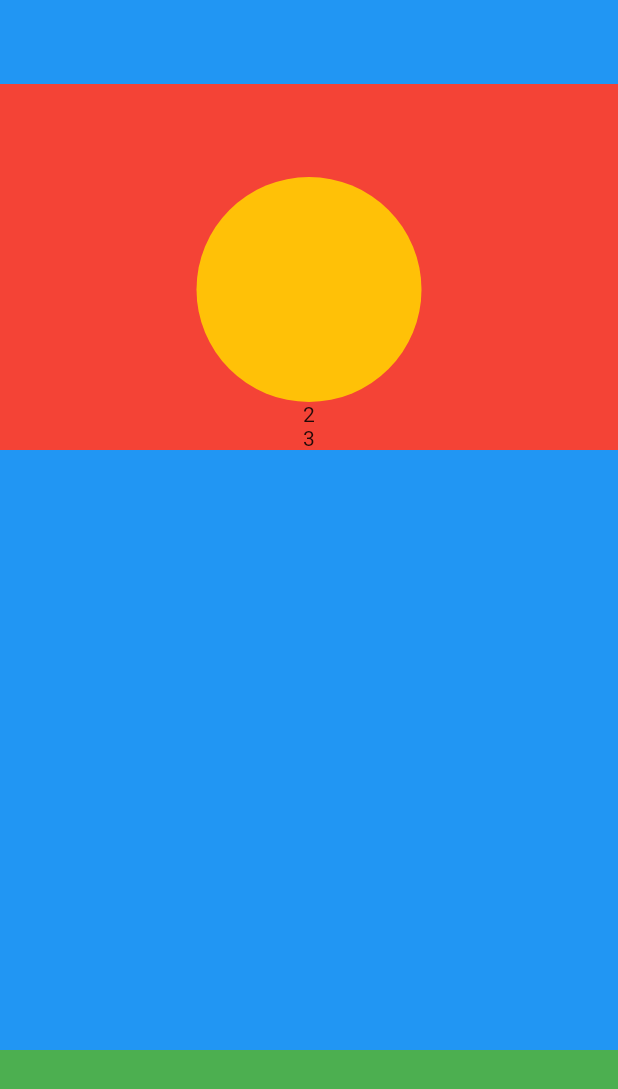
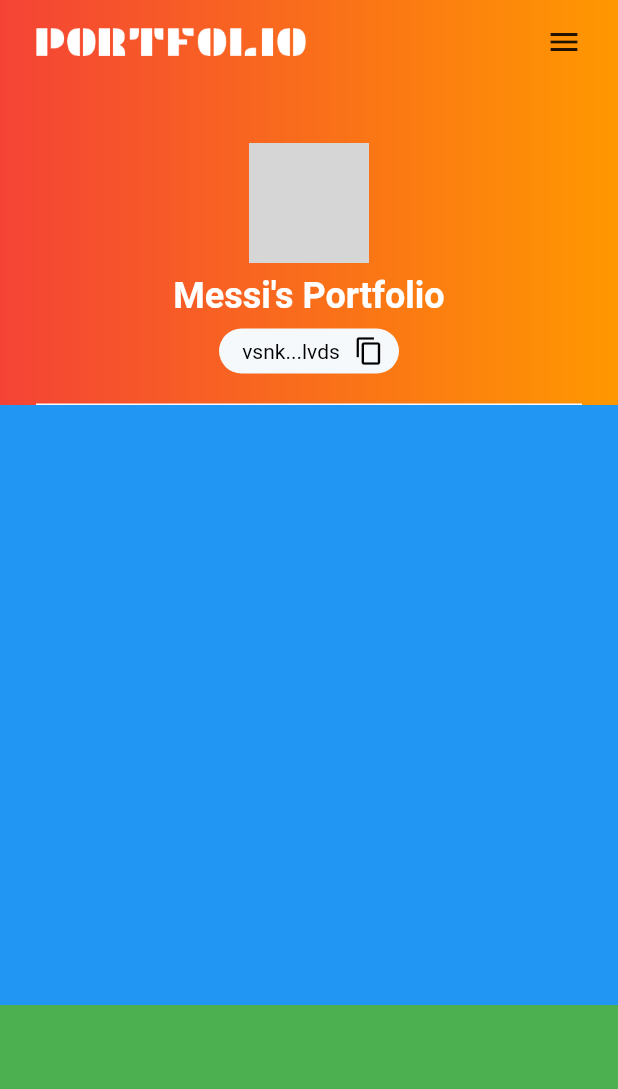
Before and after one commit to 111coding/flutter_sliver_test, a Flutter app: the EasySliverPage screen opened by its route, on a phone screen of 412 x 824 dp. Shown: the top 1089 px of the screen. Run offline on Flutter 3.47's test engine with Material 2 defaults, Android fonts, the phone set to English and light mode, and no system bars; network calls fail; grey boxes are pictures that could not be loaded.

Commit message:
Easy Done

```diff
--- a/lib/const/color_pallete.dart
+++ b/lib/const/color_pallete.dart
@@ -2,6 +2,6 @@
 import 'package:sliver_test/route/app_routes.dart';
 
 class ColorPallete {
-  /// 뒤로가기
+  static const mainLinearGradient = LinearGradient(colors: [Colors.red, Colors.orange]);
   static const lightGrey = Color(0xFFF6F9FC);
 }
--- a/lib/view/pages/sliver_page/easy_sliver_page.dart
+++ b/lib/view/pages/sliver_page/easy_sliver_page.dart
@@ -1,5 +1,7 @@
 import 'package:flutter/material.dart';
 import 'dart:math' as math;
+
+import 'package:sliver_test/view/components/easy_sliver_app_bar.dart';
 
 class EasySliverPage extends StatefulWidget {
   const EasySliverPage({Key? key}) : super(key: key);
@@ -9,63 +11,22 @@
 }
 
 class _EasySliverPageState extends State<EasySliverPage> with TickerProviderStateMixin {
-  late ScrollController sc = ScrollController()
-    ..addListener(() {
-      // print(sc.offset + MediaQuery.of(context).padding.top);
-    });
   late TabController tabController = TabController(length: 2, vsync: this);
 
   double appbarHeight = 300;
   double fixedHeight = 56;
   double appbarOffset = 1;
 
-  late ScrollController scrollController = ScrollController()
-    ..addListener(() {
-      final newOffset = (appbarHeight - scrollController.offset - 56) / (appbarHeight - 56);
-      appbarOffset = newOffset < 0 ? 0 : newOffset;
-      print(appbarOffset);
-      setState(() {});
-    });
-
   @override
   Widget build(BuildContext context) {
     return Scaffold(
-      body: SafeArea(
-          child: CustomScrollView(
-        controller: scrollController,
+      body: CustomScrollView(
         physics: ClampingScrollPhysics(),
         slivers: [
-          SliverAppBar(
-            pinned: true,
-            actions: [
-              Container(
-                width: MediaQuery.of(context).size.width,
-                height: fixedHeight,
-                color: Colors.blue,
-                child: Opacity(
-                  opacity: 1 - appbarOffset,
-                  child: Row(
-                    children: [
-                      Text("PORTFOLIO"),
-                    ],
-                  ),
-                ),
-              ),
-            ],
-            flexibleSpace: Opacity(
-              opacity: appbarOffset,
-              child: Column(
-                mainAxisAlignment: MainAxisAlignment.end,
-                children: [
-                  Container(width: 150 * appbarOffset, height: 150 * appbarOffset, decoration: const BoxDecoration(color: Colors.amber, shape: BoxShape.circle)),
-                  // Container(width: 100, height: 100, decoration: const BoxDecoration(color: Colors.amber, shape: BoxShape.circle)),
-                  Text("2"),
-                  Text("3"),
-                ],
-              ),
-            ),
-            backgroundColor: Colors.red,
-            expandedHeight: appbarHeight,
+          EasySliverAppBar(
+            profileImage: Image.network("https://cdn.pixabay.com/photo/2019/02/06/09/36/lionel-messi-3978746__340.jpg", fit: BoxFit.fill),
+            username: "Messi",
+            token: "vsnkvsdnvklsnvklsjklvds",
           ),
           SliverList(
             delegate: SliverChildListDelegate([
@@ -78,11 +39,16 @@
                 width: double.infinity,
                 height: 400,
                 color: Colors.green,
-              )
+              ),
+              Container(
+                width: double.infinity,
+                height: 400,
+                color: Colors.purple,
+              ),
             ]),
           ),
         ],
-      )),
+      ),
     );
   }
 }
```
Also changed, not shown: lib/view/components/easy_sliver_app_bar.dart (+159 -0 lines), lib/view/components/scroll_sliver_app_bar.dart (+3 -5 lines), lib/view/pages/sliver_page/hard_sliver_page.dart (+7 -3 lines).
